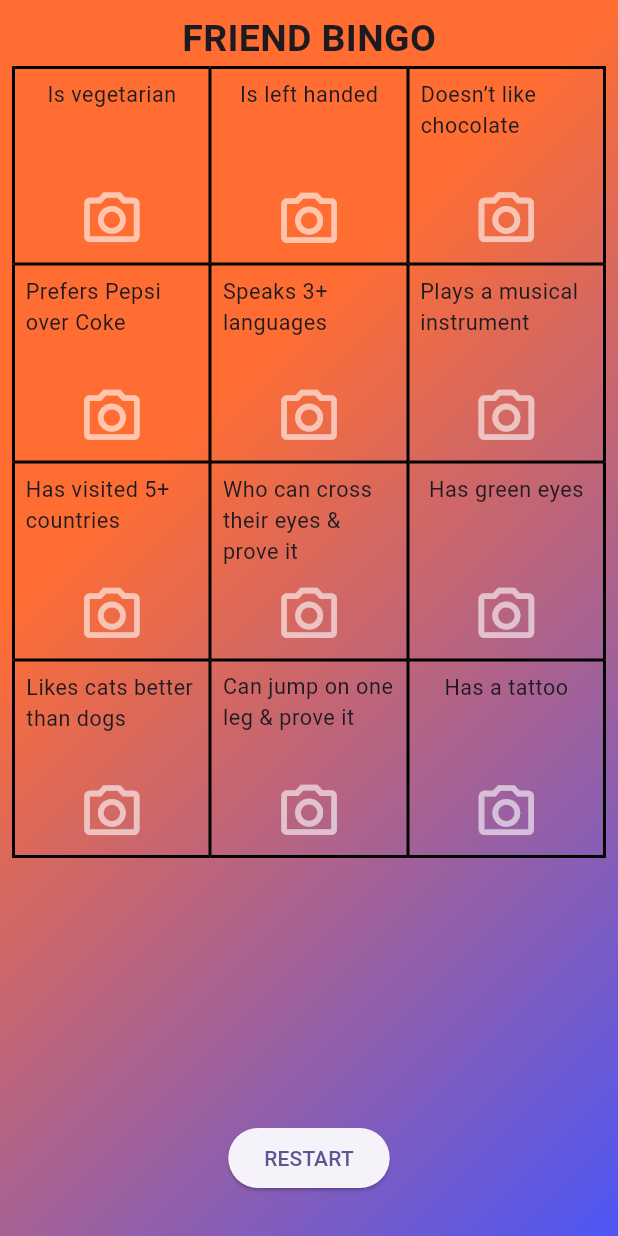
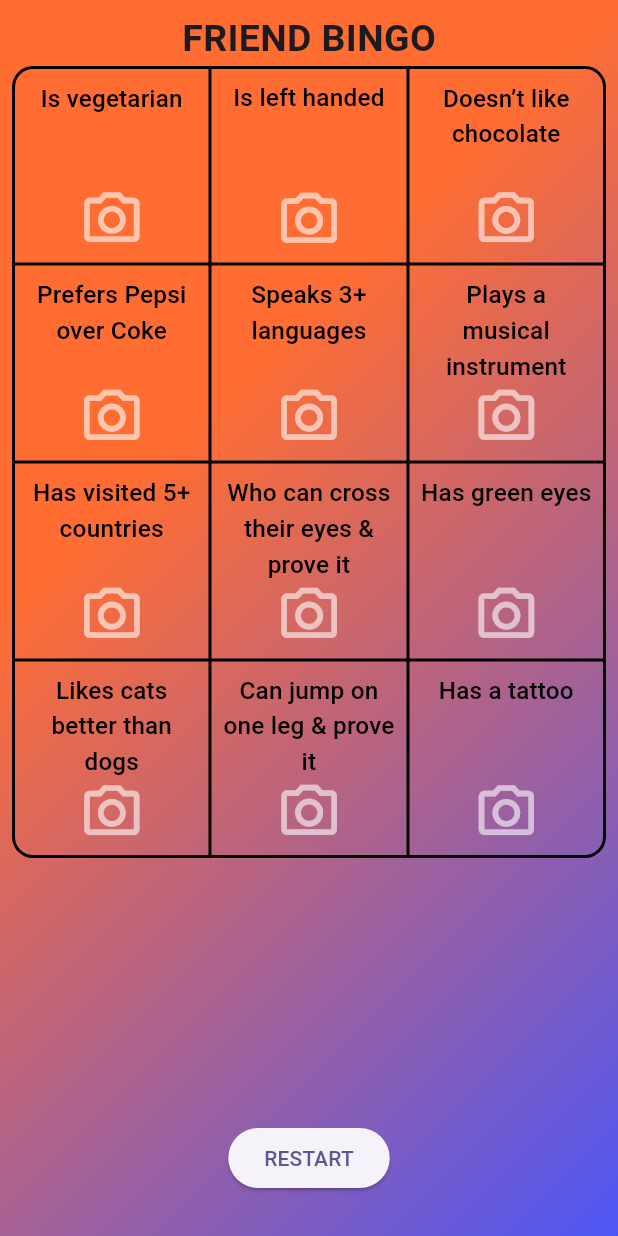
Before and after one commit to CsibiCsabi/bingo_app, a Flutter app: the screen it shows after launch, on a phone screen of 412 x 824 dp. Run offline on Flutter 3.47's test engine with Material 3 defaults, Android fonts, the phone set to English and light mode, and no system bars; our stand-ins replace image_picker.

Commit message:
rounding edges, button rework
I made the buttons work if you touch anywhere on the screen. Rounded the edges of the grid, which took a while, cause I had to round the images too

```diff
--- a/lib/models/tile.dart
+++ b/lib/models/tile.dart
@@ -6,8 +6,12 @@ class Tile extends StatefulWidget {
   Tile(this.task, this.onFinish, {super.key});
 
   String task;
+  Function onFinish;
 
-  Function onFinish;
+  void setCorner(String corn){
+    corner = corn;
+  }
+  String corner = "none";
 
   bool imageTaken = false;
 
@@ -42,11 +46,13 @@ class _TileState extends State<Tile> {
     double screenWidth = MediaQuery.of(context).size.width;
     double oszto = 4.7;
     double size = screenWidth / oszto;
-    return FittedBox(
+    double round = 12;
+    return ClipRRect(
+      borderRadius: BorderRadiusGeometry.only(topLeft: widget.corner == "topLeft" ? Radius.circular(round) : Radius.circular(0), topRight: widget.corner == "topRight" ? Radius.circular(round) : Radius.circular(0), bottomLeft: widget.corner == "bottomLeft" ? Radius.circular(round) : Radius.circular(0), bottomRight: widget.corner == "bottomRight" ? Radius.circular(round) : Radius.circular(0)),
+      child: FittedBox(
         fit: BoxFit.cover,
         clipBehavior: Clip.hardEdge,
         child: Container(
-
           width: size,
           height: size,
           decoration: BoxDecoration(
@@ -62,12 +68,23 @@ class _TileState extends State<Tile> {
               //not taken the img
               Padding(
                   padding: const EdgeInsets.all(5.0),
+                  child: TextButton(
+                    style: TextButton.styleFrom(
+                      padding: EdgeInsets.zero,
+                      overlayColor: Colors.transparent
+                    ),
+                    onPressed: makeImage,
                     child: Column(
                       mainAxisAlignment: MainAxisAlignment.spaceBetween,
                       children: [
                         Text(
                           widget.task,
-                      style: TextStyle(fontSize: screenWidth / (oszto * 9)),
+                          textAlign: TextAlign.center,
+                          style: TextStyle(
+                            fontSize: screenWidth / (oszto * 8),
+                            color: Colors.black,
+
+                            ),
                           softWrap: true,
                         ),
                         Container(
@@ -76,17 +93,15 @@ class _TileState extends State<Tile> {
                             decoration: BoxDecoration(
                               borderRadius: BorderRadius.circular(10),
                             ),
-                        child: IconButton(
-                          padding: EdgeInsets.zero,
-                          color: Colors.white,
-                          onPressed: makeImage,
-                          icon: Icon(
+                            child: Icon(
                                 Icons.camera_alt_outlined,
                                 size: 30,
                                 color: Color.fromRGBO(255, 255, 255, 0.6),
                                 weight: 1,
-                            ))),
+                                )),
                       ],
+                    ),
+                  ),
                 ),
         ),
       ),
```
Also changed, not shown: lib/main_page.dart (+14 -0 lines). Lines whose indentation alone changed are shown as unchanged.
